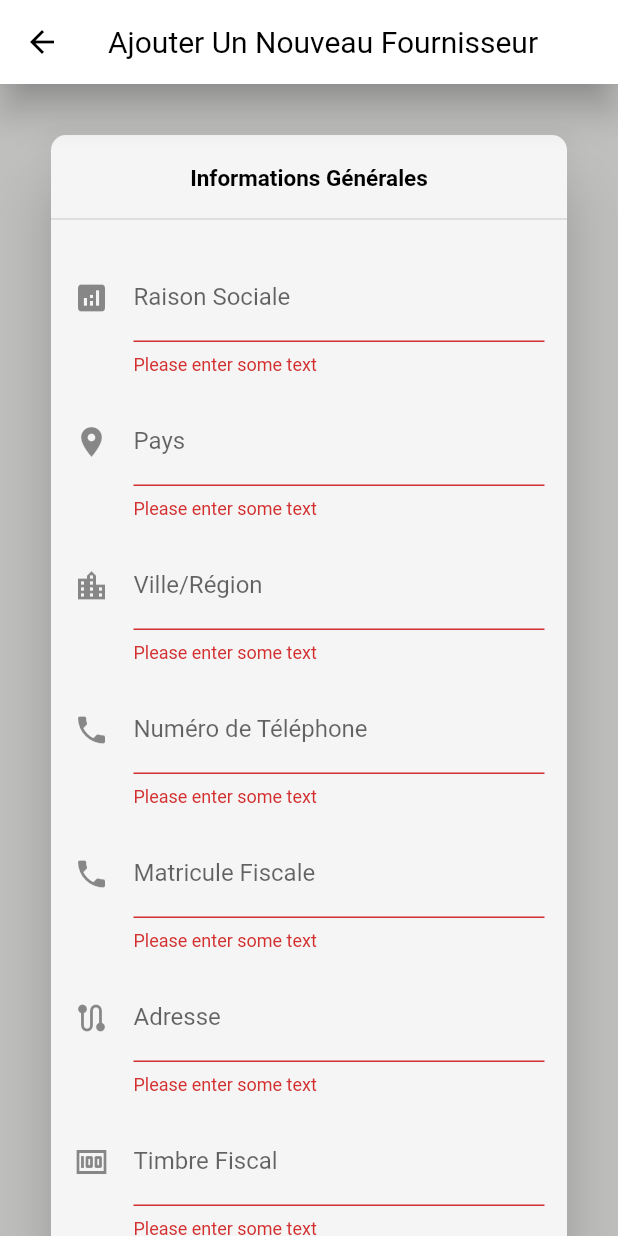
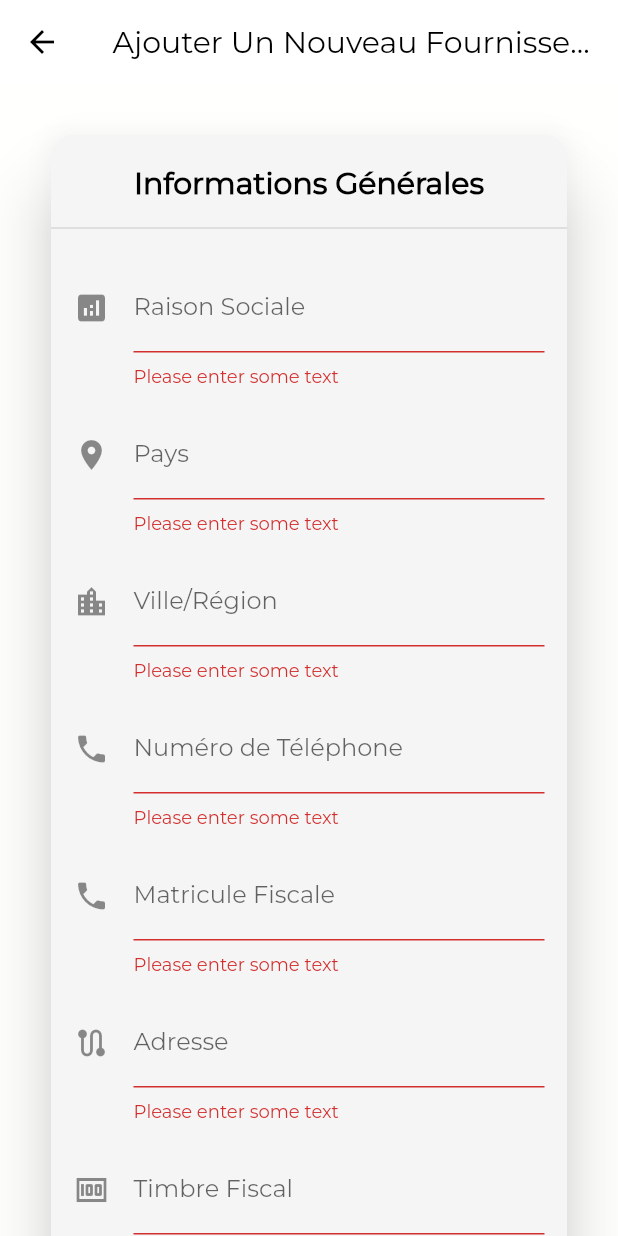
Before and after one commit to Bouhamediheb/PFE_FlutterFrontEnd_LaravelBackEnd_POS, a Flutter app: the screen it shows after launch, after a tap on "Ajouter le fournisseur", on a phone screen of 412 x 824 dp. Run offline on Flutter 3.47's test engine with Material 2 defaults, Android fonts, the phone set to English and light mode, and no system bars.

Commit message:
Fixing UI White Mode + Added Montserrat Font.

```diff
--- a/pos_frontend/lib/AjoutFournisseur.dart
+++ b/pos_frontend/lib/AjoutFournisseur.dart
@@ -76,9 +76,10 @@ class _AjoutFournisseurState extends State<AjoutFournisseur> {
               fontSize: 20,
               fontWeight: FontWeight.normal),
         ),
-        elevation: 10,
+        elevation: 0,
+        centerTitle: true,
       ),
-      backgroundColor: Color.fromARGB(255, 192, 192, 191),
+      backgroundColor: Color(0xFFFFFFFE),
       body: SingleChildScrollView(
         child: SafeArea(
           child: Row(
@@ -95,7 +96,7 @@ class _AjoutFournisseurState extends State<AjoutFournisseur> {
                     elevation: 20,
                     clipBehavior: Clip.antiAliasWithSaveLayer,
                     shape: RoundedRectangleBorder(
-                      borderRadius: BorderRadius.circular(10),
+                      borderRadius: BorderRadius.circular(15),
                     ),
                     child: Column(
                       mainAxisSize: MainAxisSize.min,
@@ -107,7 +108,7 @@ class _AjoutFournisseurState extends State<AjoutFournisseur> {
                             style: TextStyle(
                                 fontFamily: 'Montserrat',
                                 color: Colors.black,
-                                fontSize: 15,
+                                fontSize: 20,
                                 fontWeight: FontWeight.bold),
                           ),
                         ),
@@ -267,9 +268,14 @@ class _AjoutFournisseurState extends State<AjoutFournisseur> {
                                 ),
                                 Padding(
                                   padding: const EdgeInsets.symmetric(
-                                      vertical: 16.0),
+                                      vertical: 15.0),
                                   child: MaterialButton(
-                                    color: Colors.blue[700],
+                                    height: 50,
+
+                                    shape: RoundedRectangleBorder(
+                                        borderRadius: BorderRadius.circular(10.0),
+                                        side: BorderSide(color: Color.fromRGBO(0, 122, 255, 1))),
+                                    color:Color.fromRGBO(0, 122, 255, 1),
                                     onPressed: () {
                                       // Validate returns true if the form is valid, or false otherwise.
                                       if (_formKey.currentState.validate()) {
@@ -294,7 +300,11 @@ class _AjoutFournisseurState extends State<AjoutFournisseur> {
                                         );
                                       }
                                     },
-                                    child: const Text('Ajouter le fournisseur'),
+                                    child:  Text('Ajouter le fournisseur',
+                                    style: TextStyle(
+                                        color: Colors.white,
+                                        fontWeight: FontWeight.bold),
+                                    ),
                                   ),
                                 ),
                               ],
--- a/pos_frontend/lib/main.dart
+++ b/pos_frontend/lib/main.dart
@@ -12,8 +12,8 @@ class MyApp extends StatelessWidget {
   @override
   Widget build(BuildContext context) {
     return MaterialApp(
+        theme: ThemeData(fontFamily: 'Montserrat'),
         home: Scaffold(
-      backgroundColor: Colors.grey.shade200,
       body: SafeArea(child: AjoutFournisseur()),
     ));
   }
--- a/pos_frontend/pubspec.yaml
+++ b/pos_frontend/pubspec.yaml
@@ -25,10 +25,13 @@ dev_dependencies:
 
 flutter:
   uses-material-design: true
+  fonts:
+    - family: Montserrat
+      fonts:
+        - asset: fonts/Montserrat-Regular.ttf
   assets:
     - assets/images/
     - assets/videos/
     - assets/audios/
     - assets/lottie_animations/
     - assets/rive_animations/
-    - assets/pdfs/
```
Also changed, not shown: pos_frontend/fonts/Montserrat-Regular.ttf (added).
